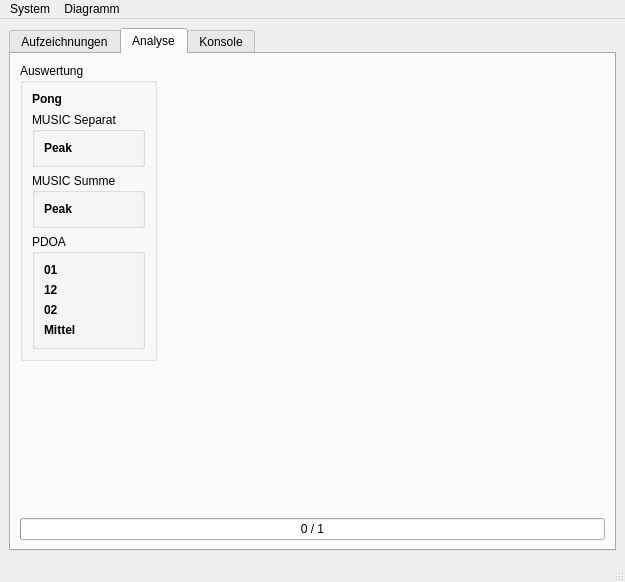
Qt form src/mainwindow.ui (mathklk/QCDF) before a commit.
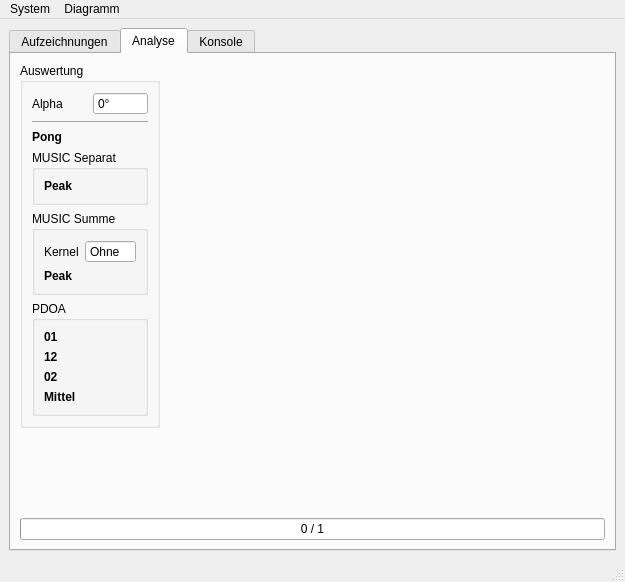
The same form after that commit. Icons and pictures are not drawn. Custom widgets are drawn as their Qt base class.

```diff
--- a/src/mainwindow.ui
+++ b/src/mainwindow.ui
@@ -248,37 +248,7 @@
            <string>Auswertung</string>
           </property>
           <layout class="QGridLayout" name="gridLayout_14">
-           <item row="1" column="1">
-            <widget class="QLabel" name="labelEvalSamples">
-             <property name="text">
-              <string/>
-             </property>
-            </widget>
-           </item>
-           <item row="3" column="0" colspan="2">
-            <widget class="QGroupBox" name="groupBox_5">
-             <property name="title">
-              <string>MUSIC Summe</string>
-             </property>
-             <layout class="QGridLayout" name="gridLayout_16">
-              <item row="0" column="1">
-               <widget class="QLabel" name="labelEvalSumPeak">
-                <property name="text">
-                 <string/>
-                </property>
-               </widget>
-              </item>
-              <item row="0" column="0">
-               <widget class="QLabel" name="label_5">
-                <property name="text">
-                 <string>&lt;html&gt;&lt;head/&gt;&lt;body&gt;&lt;p&gt;&lt;span style=&quot; font-weight:700;&quot;&gt;Peak&lt;/span&gt;&lt;/p&gt;&lt;/body&gt;&lt;/html&gt;</string>
-                </property>
-               </widget>
-              </item>
-             </layout>
-            </widget>
-           </item>
-           <item row="2" column="0" colspan="2">
+           <item row="4" column="0" colspan="2">
             <widget class="QGroupBox" name="groupBox_4">
              <property name="title">
               <string>MUSIC Separat</string>
@@ -304,14 +274,7 @@
              </layout>
             </widget>
            </item>
-           <item row="1" column="0">
-            <widget class="QLabel" name="label_12">
-             <property name="text">
-              <string>&lt;html&gt;&lt;head/&gt;&lt;body&gt;&lt;p&gt;&lt;span style=&quot; font-weight:700;&quot;&gt;Pong&lt;/span&gt;&lt;/p&gt;&lt;/body&gt;&lt;/html&gt;</string>
-             </property>
-            </widget>
-           </item>
-           <item row="4" column="0" colspan="2">
+           <item row="6" column="0" colspan="2">
             <widget class="QGroupBox" name="groupBox_6">
              <property name="title">
               <string>PDOA</string>
@@ -388,6 +351,105 @@
              </layout>
             </widget>
            </item>
+           <item row="2" column="0" colspan="2">
+            <widget class="Line" name="line">
+             <property name="orientation">
+              <enum>Qt::Orientation::Horizontal</enum>
+             </property>
+            </widget>
+           </item>
+           <item row="5" column="0" colspan="2">
+            <widget class="QGroupBox" name="groupBox_5">
+             <property name="title">
+              <string>MUSIC Summe</string>
+             </property>
+             <layout class="QGridLayout" name="gridLayout_16">
+              <item row="1" column="1">
+               <widget class="QLabel" name="labelEvalSumPeak">
+                <property name="text">
+                 <string/>
+                </property>
+               </widget>
+              </item>
+              <item row="1" column="0">
+               <widget class="QLabel" name="label_5">
+                <property name="text">
+                 <string>&lt;html&gt;&lt;head/&gt;&lt;body&gt;&lt;p&gt;&lt;span style=&quot; font-weight:700;&quot;&gt;Peak&lt;/span&gt;&lt;/p&gt;&lt;/body&gt;&lt;/html&gt;</string>
+                </property>
+               </widget>
+              </item>
+              <item row="0" column="0">
+               <widget class="QLabel" name="label_6">
+                <property name="text">
+                 <string>Kernel</string>
+                </property>
+               </widget>
+              </item>
+              <item row="0" column="1">
+               <widget class="QDoubleSpinBox" name="doubleSpinBoxMusicKernel">
+                <property name="buttonSymbols">
+                 <enum>QAbstractSpinBox::ButtonSymbols::NoButtons</enum>
+                </property>
+                <property name="specialValueText">
+                 <string>Ohne</string>
+                </property>
+                <property name="decimals">
+                 <number>0</number>
+                </property>
+                <property name="minimum">
+                 <double>0.000000000000000</double>
+                </property>
+                <property name="maximum">
+                 <double>9999999999.000000000000000</double>
+                </property>
+                <property name="value">
+                 <double>0.000000000000000</double>
+                </property>
+               </widget>
+              </item>
+             </layout>
+            </widget>
+           </item>
+           <item row="3" column="0">
+            <widget class="QLabel" name="label_12">
+             <property name="text">
+              <string>&lt;html&gt;&lt;head/&gt;&lt;body&gt;&lt;p&gt;&lt;span style=&quot; font-weight:700;&quot;&gt;Pong&lt;/span&gt;&lt;/p&gt;&lt;/body&gt;&lt;/html&gt;</string>
+             </property>
+            </widget>
+           </item>
+           <item row="3" column="1">
+            <widget class="QLabel" name="labelEvalSamples">
+             <property name="text">
+              <string/>
+             </property>
+            </widget>
+           </item>
+           <item row="0" column="1">
+            <widget class="QDoubleSpinBox" name="doubleSpinBoxTrueAlpha">
+             <property name="buttonSymbols">
+              <enum>QAbstractSpinBox::ButtonSymbols::NoButtons</enum>
+             </property>
+             <property name="suffix">
+              <string>°</string>
+             </property>
+             <property name="decimals">
+              <number>0</number>
+             </property>
+             <property name="minimum">
+              <double>-180.000000000000000</double>
+             </property>
+             <property name="maximum">
+              <double>180.000000000000000</double>
+             </property>
+            </widget>
+           </item>
+           <item row="0" column="0">
+            <widget class="QLabel" name="label_2">
+             <property name="text">
+              <string>Alpha</string>
+             </property>
+            </widget>
+           </item>
           </layout>
          </widget>
         </item>
```
Left out of the diff: 2 changed lines with no effect on the pictures.
